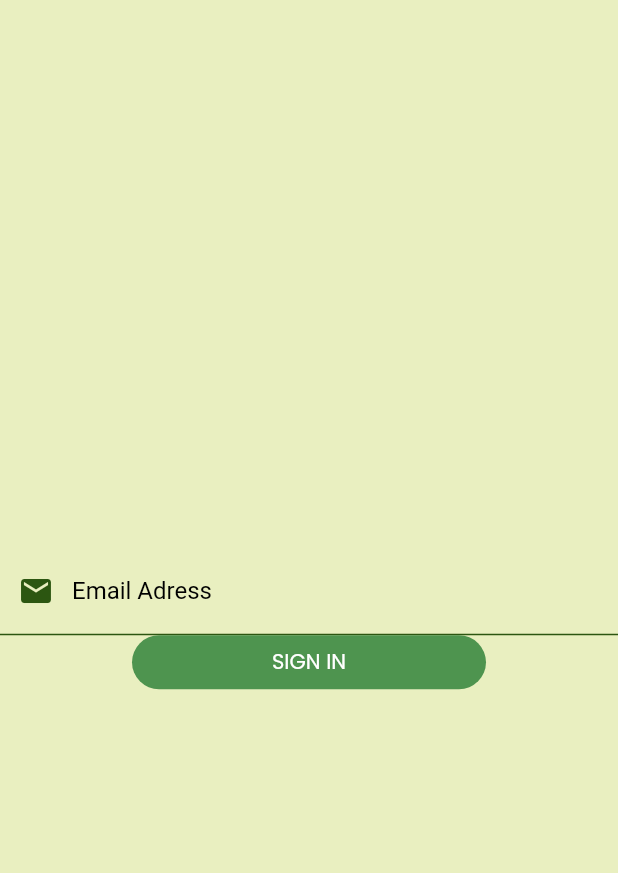
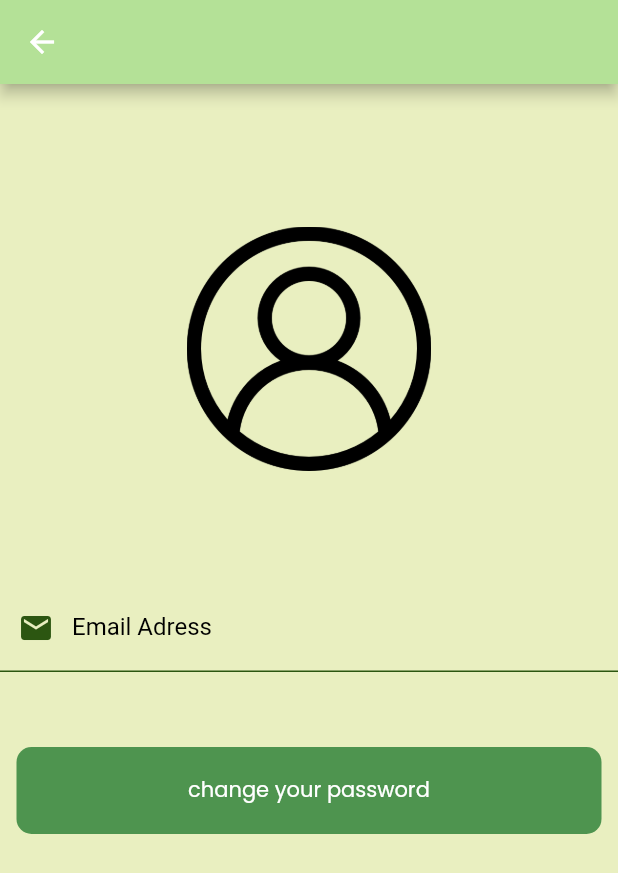
Before and after one commit to muhamedusama/plantdisease, a Flutter app: the ForgetPassword screen opened directly, on a phone screen of 412 x 824 dp. Shown: the top 873 px of the screen. Run offline on Flutter 3.47's test engine with Material 2 defaults, Android fonts, the phone set to English and light mode, and no system bars; our stand-ins replace cloud_firestore, conditional_builder_null_safety, firebase_auth, firebase_core, firebase_storage, flutter_bloc and 4 more; accounts and stored records are empty.

```diff
--- a/lib/screens/forget_password/forgetpassword.dart
+++ b/lib/screens/forget_password/forgetpassword.dart
@@ -22,17 +22,34 @@ class ForgetPassword extends StatelessWidget {
             showToast(text: 'your password reset email sent successfully', color: Colors.green, state: ToastStates.ERROR);
             navigateTo(context, LoginScreen());
           }
+          if (state is ForgetErrorStates)
+          {
+            showToast(text: "PLEASE ENTER YOUR CORRECT MAIL", color: Colors.red, state: ToastStates.ERROR);
+
+          }
 
         },
         builder: (context,state)
         {
           return Scaffold(
+            appBar: AppBar(
+              backgroundColor: appbarcolor,
+            ),
             backgroundColor: backgroundcolor,
             body: Form(
               key:formKey,
               child: Column(
-                mainAxisAlignment: MainAxisAlignment.center,
+                mainAxisAlignment: MainAxisAlignment.start,
                 children: [
+                  SizedBox(height: 95,),
+                  Container(
+                    height: 163,
+                      width: 165,
+
+                      child: Image.asset('assets/user.png')
+
+                  ),
+                  SizedBox(height: 75,),
                   defaultTextForm(
                       controller: emailcontrol,
                       type: TextInputType.emailAddress,
@@ -46,16 +63,17 @@ class ForgetPassword extends StatelessWidget {
                       },
                       label: 'Email Adress',
                       prefix: Icons.email),
+                  SizedBox(height: 50,),
                   defaultButton(
-                    radius: 45,
-                    height: 36,
-                    width: 236,
+                    radius: 10,
+                    height: 58,
+                    width: 390,
                     function: () {
                       if(formKey.currentState!.validate())
                       {
                         ForgetCubit.get(context).userLogin(email: emailcontrol.text);
                       }
-                    }, text: 'Sign in', upper: true,
+                    }, text: 'change your password', upper: false,
                   )
                 ],
               ),
--- a/lib/screens/model/cubit/cubit.dart
+++ b/lib/screens/model/cubit/cubit.dart
@@ -83,7 +83,7 @@ class modelcubit extends Cubit<modelstates>
   uploadimage() async {
     emit(modelloading());
     String message='';
-    final request = await http.MultipartRequest("Post",Uri.parse("http://39f3-34-135-193-168.ngrok.io"));
+    final request = await http.MultipartRequest("Post",Uri.parse("http://ae9d-34-145-184-101.ngrok.io"));
     final headers = {"Content-type":"multipart/for-data"};
     request.files.add(
         http.MultipartFile('image',modelImage!.readAsBytes().asStream(),modelImage.lengthSync(),
```
